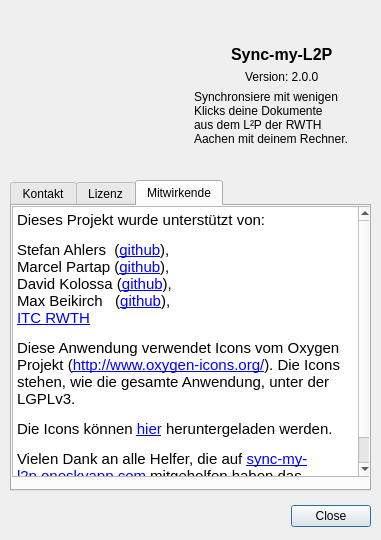
Old version of the form info.ui in the repository RobertKrajewski/Sync-my-L2P.
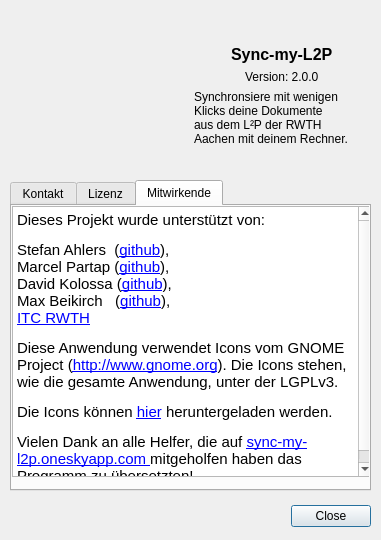
New version of the form.

Commit message:
Correct description of the icon theme.
This commit corrects the name of the used icon theme in the PR "icons".
This addition allows the use of those icons for this project.

Patch:
```diff
--- a/info.ui
+++ b/info.ui
@@ -282,8 +282,8 @@
 &lt;/style&gt;&lt;/head&gt;&lt;body style=&quot; font-family:'Cantarell'; font-size:11pt; font-weight:400; font-style:normal;&quot;&gt;
 &lt;p style=&quot; margin-top:0px; margin-bottom:0px; margin-left:0px; margin-right:0px; -qt-block-indent:0; text-indent:0px;&quot;&gt;Dieses Projekt wurde unterstützt von:&lt;/p&gt;
 &lt;p style=&quot; margin-top:12px; margin-bottom:12px; margin-left:0px; margin-right:0px; -qt-block-indent:0; text-indent:0px;&quot;&gt;Stefan Ahlers  (&lt;a href=&quot;https://github.com/justin-time&quot;&gt;&lt;span style=&quot; text-decoration: underline; color:#0000ff;&quot;&gt;github&lt;/span&gt;&lt;/a&gt;),&lt;br /&gt;Marcel Partap (&lt;a href=&quot;https://github.com/eMPee584&quot;&gt;&lt;span style=&quot; text-decoration: underline; color:#0000ff;&quot;&gt;github&lt;/span&gt;&lt;/a&gt;),&lt;br /&gt;David Kolossa (&lt;a href=&quot;https://github.com/yayachiken&quot;&gt;&lt;span style=&quot; text-decoration: underline; color:#0000ff;&quot;&gt;github&lt;/span&gt;&lt;/a&gt;),&lt;br /&gt;Max Beikirch   (&lt;a href=&quot;https://github.com/Mitmischer&quot;&gt;&lt;span style=&quot; text-decoration: underline; color:#0000ff;&quot;&gt;github&lt;/span&gt;&lt;/a&gt;),&lt;br /&gt;&lt;a href=&quot;http://www.itc.rwth-aachen.de/&quot;&gt;&lt;span style=&quot; text-decoration: underline; color:#0000ff;&quot;&gt;ITC RWTH&lt;/span&gt;&lt;/a&gt;&lt;/p&gt;
-&lt;p style=&quot; margin-top:12px; margin-bottom:12px; margin-left:0px; margin-right:0px; -qt-block-indent:0; text-indent:0px;&quot;&gt;Diese Anwendung verwendet Icons vom Oxygen Projekt (&lt;a href=&quot;http://www.oxygen-icons.org/&quot;&gt;&lt;span style=&quot; text-decoration: underline; color:#0000ff;&quot;&gt;http://www.oxygen-icons.org/&lt;/span&gt;&lt;/a&gt;). Die Icons stehen, wie die gesamte Anwendung, unter der LGPLv3.&lt;/p&gt;
-&lt;p style=&quot; margin-top:12px; margin-bottom:12px; margin-left:0px; margin-right:0px; -qt-block-indent:0; text-indent:0px;&quot;&gt;Die Icons können &lt;a href=&quot;http://download.kde.org/stable/4.14.3/src/oxygen-icons-4.14.3.tar.xz&quot;&gt;&lt;span style=&quot; text-decoration: underline; color:#0000ff;&quot;&gt;hier&lt;/span&gt;&lt;/a&gt; heruntergeladen werden.&lt;/p&gt;
+&lt;p style=&quot; margin-top:12px; margin-bottom:12px; margin-left:0px; margin-right:0px; -qt-block-indent:0; text-indent:0px;&quot;&gt;Diese Anwendung verwendet Icons vom GNOME Project (&lt;a href=&quot;http://www.gnome.org&quot;&gt;&lt;span style=&quot; text-decoration: underline; color:#0000ff;&quot;&gt;http://www.gnome.org&lt;/span&gt;&lt;/a&gt;). Die Icons stehen, wie die gesamte Anwendung, unter der LGPLv3.&lt;/p&gt;
+&lt;p style=&quot; margin-top:12px; margin-bottom:12px; margin-left:0px; margin-right:0px; -qt-block-indent:0; text-indent:0px;&quot;&gt;Die Icons können &lt;a href=&quot;https://download.gnome.org/sources/adwaita-icon-theme/&quot;&gt;&lt;span style=&quot; text-decoration: underline; color:#0000ff;&quot;&gt;hier&lt;/span&gt;&lt;/a&gt; heruntergeladen werden.&lt;/p&gt;
 &lt;p style=&quot; margin-top:12px; margin-bottom:12px; margin-left:0px; margin-right:0px; -qt-block-indent:0; text-indent:0px;&quot;&gt;Vielen Dank an alle Helfer, die auf &lt;a href=&quot; https://sync-my-l2p.oneskyapp.com/&quot;&gt;&lt;span style=&quot; text-decoration: underline; color:#0000ff;&quot;&gt;sync-my-l2p.oneskyapp.com&lt;/span&gt;&lt;/a&gt;&lt;a href=&quot;https://sync-my-l2p.oneskyapp.com/&quot;&gt;&lt;span style=&quot; text-decoration: underline; color:#0000ff;&quot;&gt; &lt;/span&gt;&lt;/a&gt;mitgeholfen haben das Programm zu übersetzten!&lt;/p&gt;&lt;/body&gt;&lt;/html&gt;</string>
         </property>
         <property name="openExternalLinks">
```
